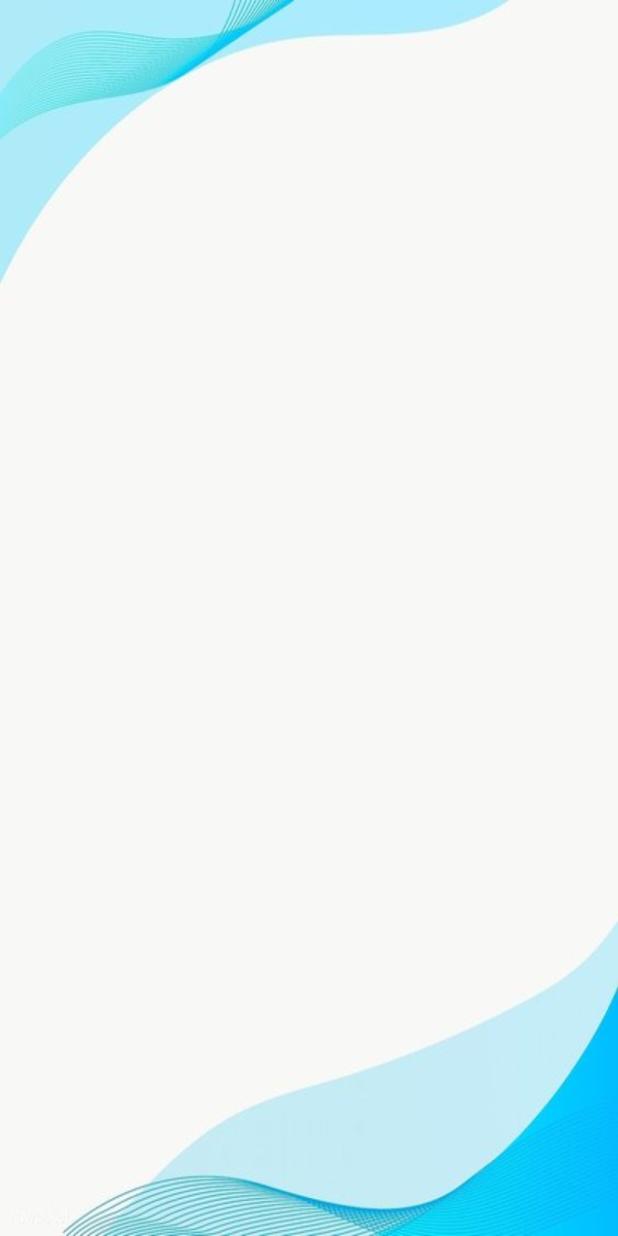
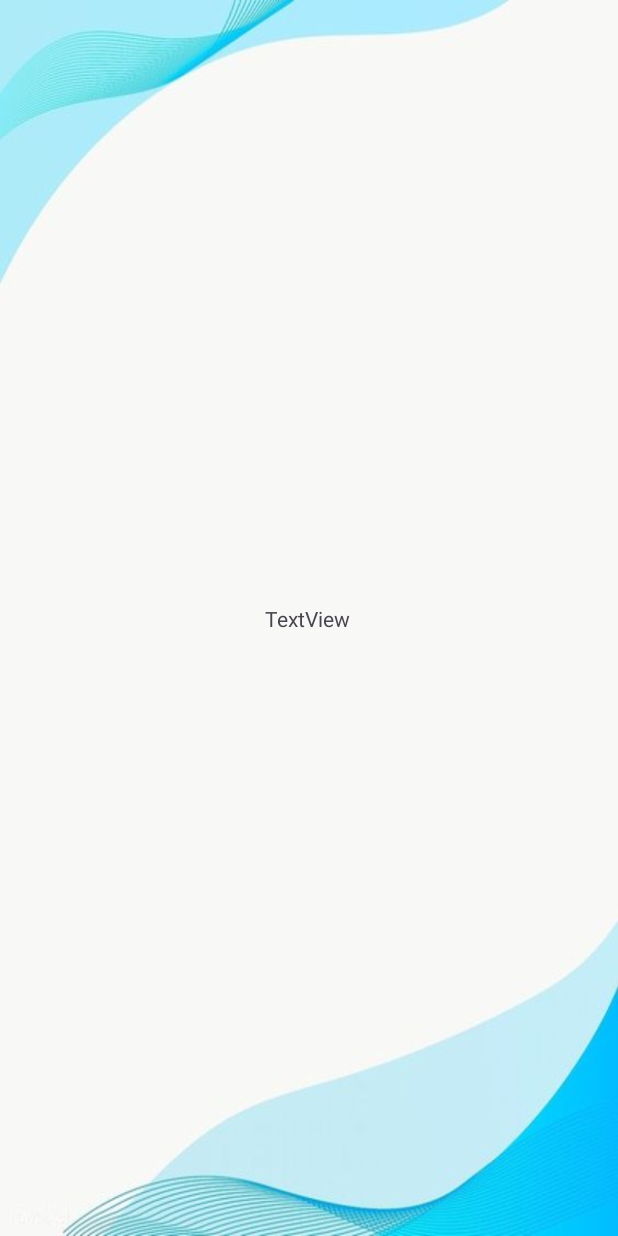
Before and after one commit to JosethAlarcon/Agenda_Pro, an Android app: the Reservas screen opened directly, with no data from a screen before it, on a phone screen of 412 x 824 dp. Run offline under Robolectric (Android 15) with nearby library versions, the phone set to English and light mode, and no system bars.

Commit message:
Agregue de nuevo text para probar la activity reservas

```diff
--- a/app/src/main/res/layout/activity_reservas.xml
+++ b/app/src/main/res/layout/activity_reservas.xml
@@ -8,4 +8,14 @@
     android:layout_height="match_parent"
     tools:context=".Reservas">
 
+    <TextView
+        android:id="@+id/textView4"
+        android:layout_width="wrap_content"
+        android:layout_height="wrap_content"
+        android:text="TextView"
+        app:layout_constraintBottom_toBottomOf="parent"
+        app:layout_constraintEnd_toEndOf="parent"
+        app:layout_constraintHorizontal_bias="0.498"
+        app:layout_constraintStart_toStartOf="parent"
+        app:layout_constraintTop_toTopOf="parent" />
 </androidx.constraintlayout.widget.ConstraintLayout>
```
